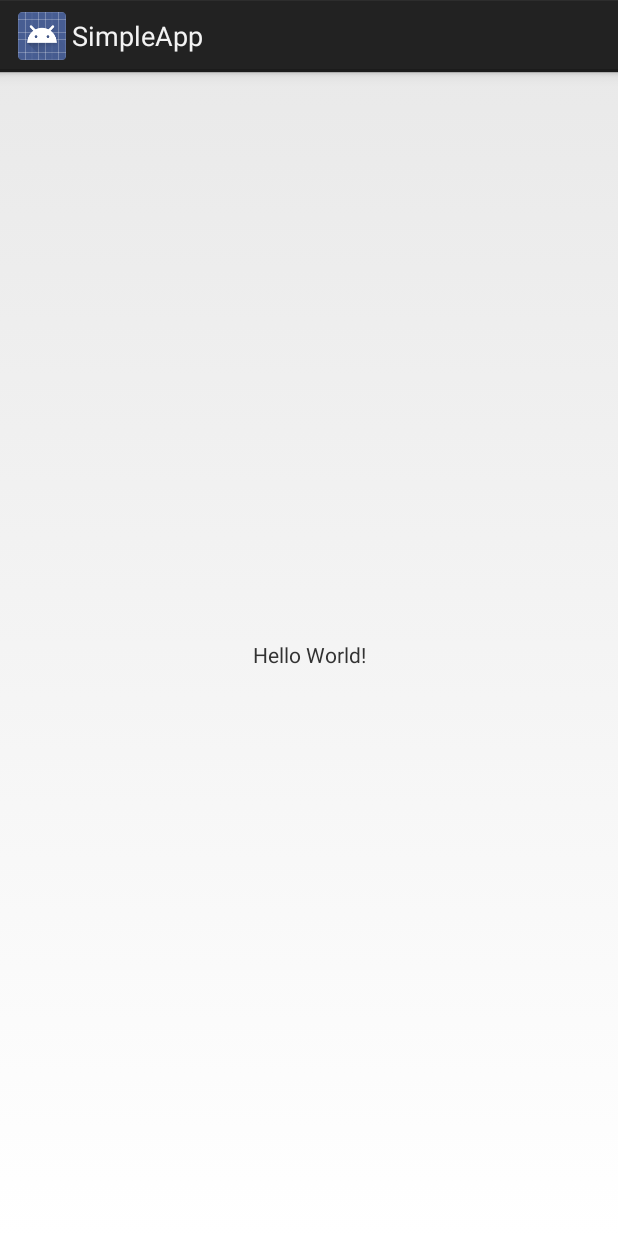
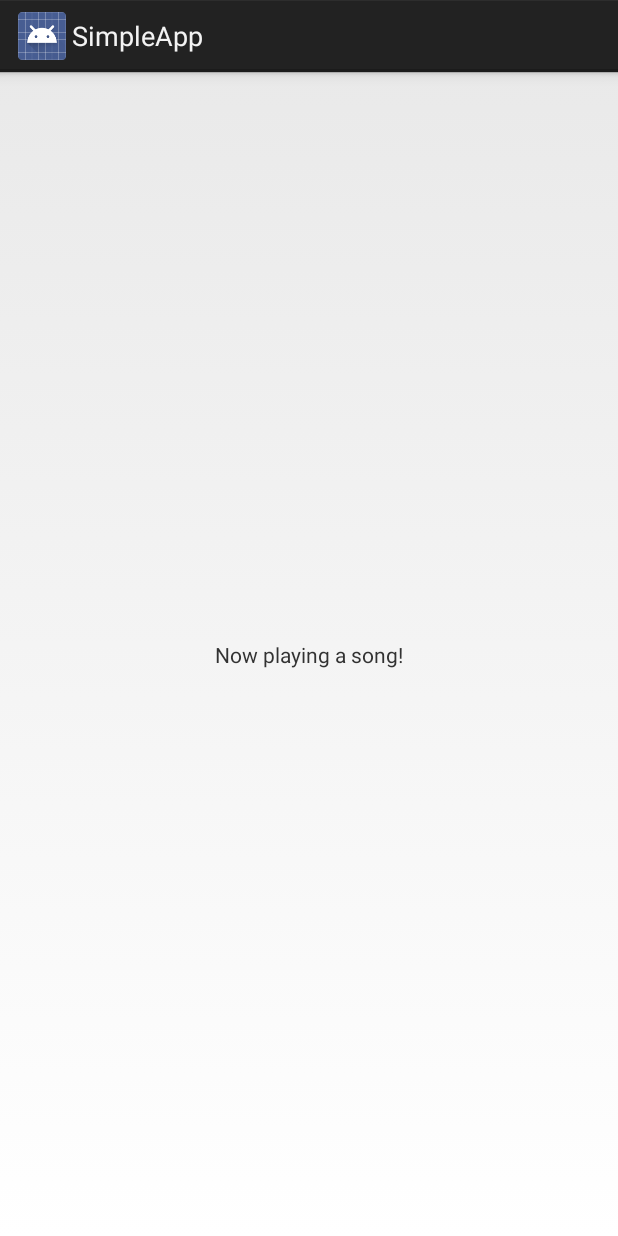
Before and after one commit to rrsegnini/Requerimientos-Spotify, an Android app: the screen it shows after launch (MainActivity), on a phone screen of 412 x 824 dp. Run offline under Robolectric (Android 15) with nearby library versions, the phone set to English and light mode, and no system bars.

Commit message:
Label changed

```diff
--- a/app/src/main/res/layout/activity_main.xml
+++ b/app/src/main/res/layout/activity_main.xml
@@ -9,7 +9,7 @@
     <TextView
         android:layout_width="wrap_content"
         android:layout_height="wrap_content"
-        android:text="Hello World!"
+        android:text="Now playing a song!"
         app:layout_constraintBottom_toBottomOf="parent"
         app:layout_constraintLeft_toLeftOf="parent"
         app:layout_constraintRight_toRightOf="parent"
```
